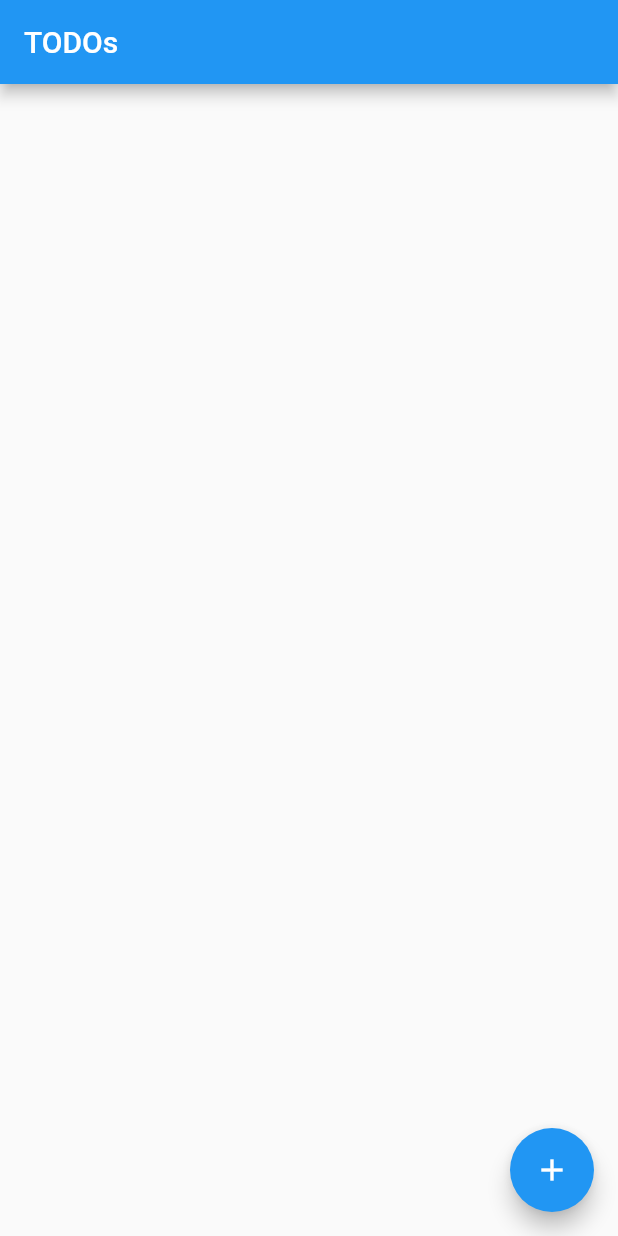
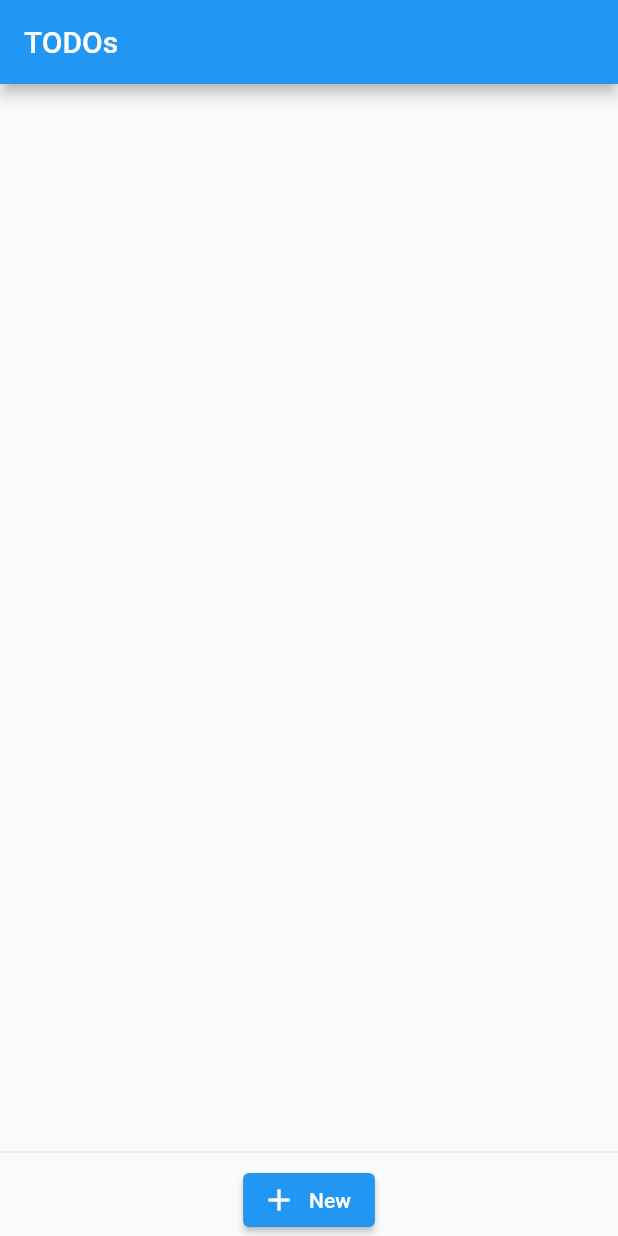
Before and after one commit to christopherfujino/todos, a Flutter app: the screen it shows after launch, on a phone screen of 412 x 824 dp. Run offline on Flutter 3.47's test engine with Material 2 defaults, Android fonts, the phone set to English and light mode, and no system bars.

Commit message:
start working toward multiple lists

```diff
--- a/lib/main.dart
+++ b/lib/main.dart
@@ -9,7 +9,10 @@ void main() {
       MaterialApp(
         title: 'Flutter Demo',
         theme: ThemeData(primarySwatch: Colors.blue),
-        home: const TodoListWidget(title: 'TODOs'),
+        home: Scaffold(
+          appBar: AppBar(title: const Text('TODOs')),
+          body: const TodoListWidget(),
+        ),
       ),
     ),
   );
--- a/lib/src/list.dart
+++ b/lib/src/list.dart
@@ -5,9 +5,7 @@ import 'state.dart';
 import 'todo.dart';
 
 class TodoListWidget extends StatefulWidget {
-  const TodoListWidget({Key? key, required this.title}) : super(key: key);
-
-  final String title;
+  const TodoListWidget({Key? key}) : super(key: key);
 
   @override
   State<TodoListWidget> createState() => _TodoListWidgetState();
@@ -17,11 +15,12 @@ class _TodoListWidgetState extends State<TodoListWidget> {
   @override
   Widget build(BuildContext context) {
     final state = InheritedState.of(context);
-    return Scaffold(
-      appBar: AppBar(
-        title: Text(widget.title),
-      ),
-      body: Center(
+    return Center(
+      child: SizedBox(
+        width: 500,
+        child: Column(
+          children: <Widget>[
+            Expanded(
               child: ReorderableListView.builder(
                 itemCount: state.todos.length,
                 itemBuilder: (BuildContext ctx, int idx) => TodoWidget(
@@ -40,10 +39,14 @@ class _TodoListWidgetState extends State<TodoListWidget> {
                 },
               ),
             ),
-      floatingActionButton: FloatingActionButton(
+            const Divider(),
+            ElevatedButton.icon(
               onPressed: () => openTodoDialog(context, state),
-        tooltip: 'Increment',
-        child: const Icon(Icons.add),
+              label: const Text('New'),
+              icon: const Icon(Icons.add),
+            ),
+          ],
+        ),
       ),
     );
   }
```
Also changed, not shown: lib/src/input.dart (+4 -3 lines). Lines whose indentation alone changed are shown as unchanged.
